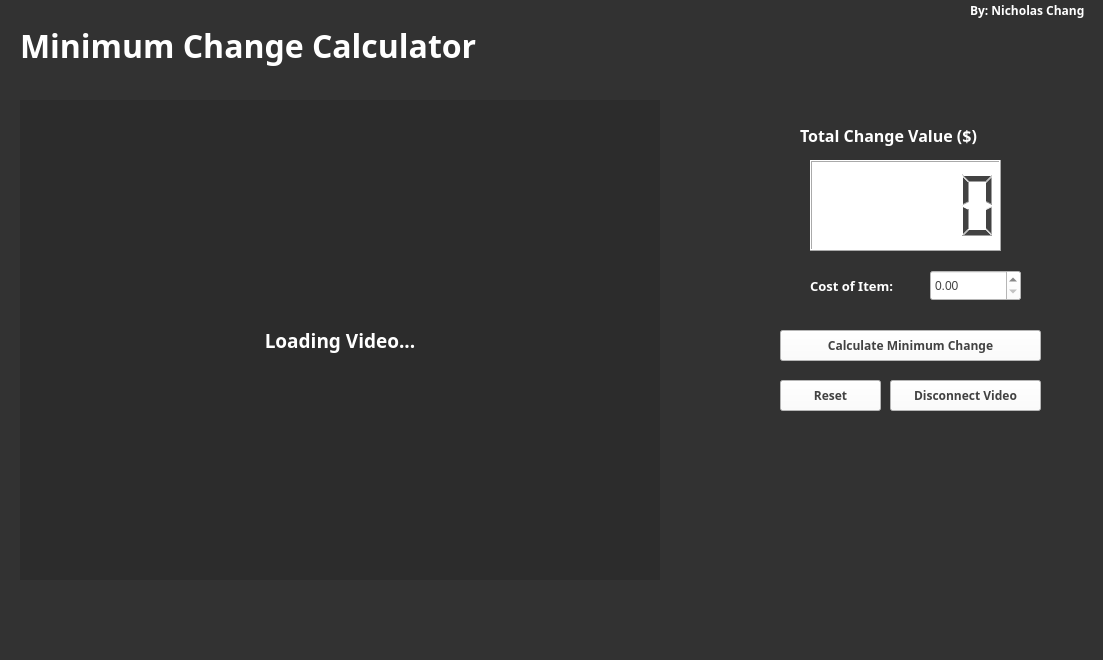
The window that pyqtdesigner.ui (Nicethanman/Coin-Counter) describes before a commit, drawn with Qt 5.
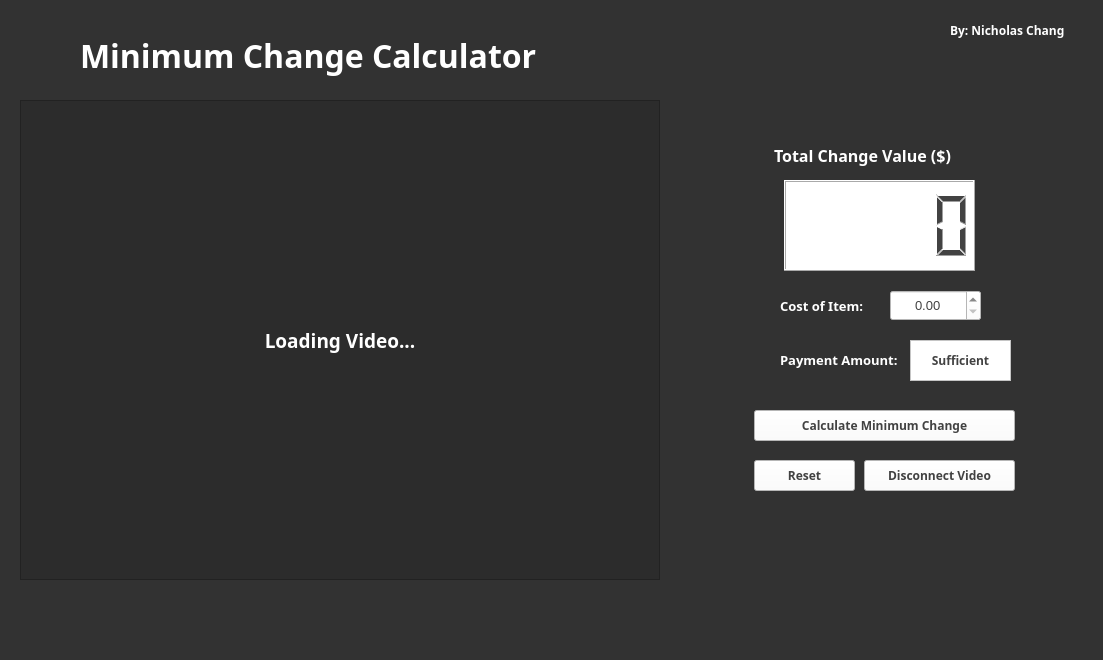
The same window after the commit.

```diff
--- a/pyqtdesigner.ui
+++ b/pyqtdesigner.ui
@@ -49,8 +49,15 @@
     </property>
     <property name="styleSheet">
      <string notr="true">color: rgb(255, 255, 255);
+border-color: rgb(255, 255, 255);
 background-color: rgb(44, 44, 44);</string>
     </property>
+    <property name="frameShape">
+     <enum>QFrame::StyledPanel</enum>
+    </property>
+    <property name="frameShadow">
+     <enum>QFrame::Raised</enum>
+    </property>
     <property name="text">
      <string>Loading Video...</string>
     </property>
@@ -61,8 +68,8 @@
    <widget class="QPushButton" name="pushButton">
     <property name="geometry">
      <rect>
-      <x>890</x>
-      <y>380</y>
+      <x>864</x>
+      <y>460</y>
       <width>151</width>
       <height>31</height>
      </rect>
@@ -84,8 +91,8 @@
    <widget class="QLCDNumber" name="lcdNumber">
     <property name="geometry">
      <rect>
-      <x>810</x>
-      <y>160</y>
+      <x>784</x>
+      <y>180</y>
       <width>191</width>
       <height>91</height>
      </rect>
@@ -100,8 +107,8 @@
    <widget class="QLabel" name="label_2">
     <property name="geometry">
      <rect>
-      <x>800</x>
-      <y>120</y>
+      <x>774</x>
+      <y>140</y>
       <width>231</width>
       <height>31</height>
      </rect>
@@ -124,22 +131,30 @@
    <widget class="QDoubleSpinBox" name="doubleSpinBox">
     <property name="geometry">
      <rect>
-      <x>930</x>
-      <y>270</y>
+      <x>890</x>
+      <y>290</y>
       <width>91</width>
       <height>31</height>
      </rect>
     </property>
+    <property name="font">
+     <font>
+      <pointsize>10</pointsize>
+     </font>
+    </property>
     <property name="styleSheet">
      <string notr="true">background-color: rgb(255, 255, 255);</string>
     </property>
+    <property name="alignment">
+     <set>Qt::AlignCenter</set>
+    </property>
    </widget>
    <widget class="QLabel" name="label_3">
     <property name="geometry">
      <rect>
-      <x>810</x>
-      <y>270</y>
-      <width>111</width>
+      <x>780</x>
+      <y>290</y>
+      <width>101</width>
       <height>31</height>
      </rect>
     </property>
@@ -161,8 +176,8 @@
    <widget class="QPushButton" name="pushButton_2">
     <property name="geometry">
      <rect>
-      <x>780</x>
-      <y>330</y>
+      <x>754</x>
+      <y>410</y>
       <width>261</width>
       <height>31</height>
      </rect>
@@ -184,8 +199,8 @@
    <widget class="QLabel" name="label_4">
     <property name="geometry">
      <rect>
-      <x>20</x>
-      <y>10</y>
+      <x>80</x>
+      <y>20</y>
       <width>511</width>
       <height>71</height>
      </rect>
@@ -210,8 +225,8 @@
    <widget class="QLabel" name="label_5">
     <property name="geometry">
      <rect>
-      <x>970</x>
-      <y>0</y>
+      <x>950</x>
+      <y>20</y>
       <width>131</width>
       <height>20</height>
      </rect>
@@ -233,8 +248,8 @@
    <widget class="QPushButton" name="pushButton_3">
     <property name="geometry">
      <rect>
-      <x>780</x>
-      <y>380</y>
+      <x>754</x>
+      <y>460</y>
       <width>101</width>
       <height>31</height>
      </rect>
@@ -253,6 +268,62 @@
      <string>Reset</string>
     </property>
    </widget>
+   <widget class="QLabel" name="label_6">
+    <property name="geometry">
+     <rect>
+      <x>780</x>
+      <y>340</y>
+      <width>131</width>
+      <height>41</height>
+     </rect>
+    </property>
+    <property name="font">
+     <font>
+      <family>Unispace</family>
+      <pointsize>10</pointsize>
+      <weight>75</weight>
+      <bold>true</bold>
+     </font>
+    </property>
+    <property name="styleSheet">
+     <string notr="true">color: rgb(255, 255, 255);</string>
+    </property>
+    <property name="text">
+     <string>&lt;html&gt;&lt;head/&gt;&lt;body&gt;&lt;p&gt;&lt;span style=&quot; font-size:10pt;&quot;&gt;Payment Amount:&lt;/span&gt;&lt;/p&gt;&lt;/body&gt;&lt;/html&gt;</string>
+    </property>
+   </widget>
+   <widget class="QLabel" name="label_7">
+    <property name="geometry">
+     <rect>
+      <x>910</x>
+      <y>340</y>
+      <width>101</width>
+      <height>41</height>
+     </rect>
+    </property>
+    <property name="font">
+     <font>
+      <family>Unispace</family>
+      <weight>75</weight>
+      <bold>true</bold>
+     </font>
+    </property>
+    <property name="styleSheet">
+     <string notr="true">background-color: rgb(255, 255, 255);</string>
+    </property>
+    <property name="frameShape">
+     <enum>QFrame::StyledPanel</enum>
+    </property>
+    <property name="frameShadow">
+     <enum>QFrame::Raised</enum>
+    </property>
+    <property name="text">
+     <string>Sufficient</string>
+    </property>
+    <property name="alignment">
+     <set>Qt::AlignCenter</set>
+    </property>
+   </widget>
    <zorder>label</zorder>
    <zorder>pushButton</zorder>
    <zorder>label_2</zorder>
@@ -263,6 +334,8 @@
    <zorder>label_5</zorder>
    <zorder>pushButton_3</zorder>
    <zorder>lcdNumber</zorder>
+   <zorder>label_6</zorder>
+   <zorder>label_7</zorder>
   </widget>
   <widget class="QMenuBar" name="menubar">
    <property name="geometry">
```
